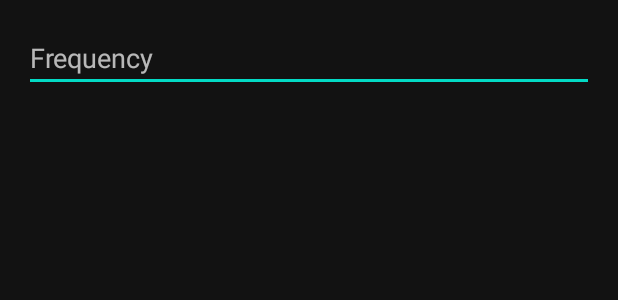
After one commit to hypermagik/Spectrum, an Android app: the layout set_frequency.xml on its own in the app's theme, with its tools: preview values and no code run, on a phone screen of 412 x 824 dp. The commit adds this screen. Shown: the top 300 px of the screen. Run offline under Robolectric (Android 15) with nearby library versions, the phone set to English and light mode, and no system bars.

Commit message:
Add set frequency dialog

```diff
--- a/app/src/main/java/com/hypermagik/spectrum/MainActivity.kt
+++ b/app/src/main/java/com/hypermagik/spectrum/MainActivity.kt
@@ -72,6 +72,7 @@ class MainActivity : AppCompatActivity() {
         analyzerMagnitudes = FloatArray(preferences.fftSize) { 0.0f }
 
         analyzerView = AnalyzerView(this, preferences)
+        analyzerView.setFrequencyRange(source.getMinimumFrequency(), source.getMaximumFrequency())
 
         analyzerFrame = binding.appBarMain.analyzerFrame
         analyzerFrame.setBackgroundColor(resources.getColor(R.color.black, null))
@@ -184,6 +185,9 @@ class MainActivity : AppCompatActivity() {
         Constants.sourceTypeToMenuItem[source.getType()]?.also {
             menu.findItem(it)?.setChecked(true)
         }
+
+        menu.findItem(R.id.set_frequency)?.setEnabled(state == State.Running)
+
         Constants.sampleRateToMenuItem[preferences.sampleRate]?.also {
             menu.findItem(it)?.setChecked(true)
         }
@@ -233,6 +237,8 @@ class MainActivity : AppCompatActivity() {
             preferences.saveNow()
             invalidateOptionsMenu()
             createSource()
+        } else if (item.itemId == R.id.set_frequency) {
+            analyzerView.showSetFrequencyDialog()
         } else if (item.groupId == R.id.sample_rate_group) {
             val sampleRate = Constants.sampleRateToMenuItem.filterValues { it == item.itemId }.keys.first()
             restartIfRunning {
--- /dev/null
+++ b/app/src/main/res/layout/set_frequency.xml
@@ -0,0 +1,53 @@
+<?xml version="1.0" encoding="utf-8"?>
+<LinearLayout xmlns:android="http://schemas.android.com/apk/res/android"
+    android:layout_width="match_parent"
+    android:layout_height="match_parent"
+    android:orientation="vertical"
+    android:paddingHorizontal="@dimen/activity_horizontal_margin"
+    android:paddingVertical="@dimen/activity_vertical_margin">
+
+    <LinearLayout
+        android:layout_width="match_parent"
+        android:layout_height="match_parent"
+        android:orientation="horizontal"
+        android:paddingBottom="@dimen/activity_horizontal_margin">
+
+        <EditText
+            android:id="@+id/set_frequency"
+            android:layout_width="match_parent"
+            android:layout_height="wrap_content"
+            android:hint="@string/frequency"
+            android:importantForAutofill="no"
+            android:inputType="numberDecimal" />
+    </LinearLayout>
+
+    <TextView
+        android:id="@+id/error"
+        android:layout_width="match_parent"
+        android:layout_height="wrap_content"
+        android:paddingBottom="@dimen/activity_horizontal_margin"
+        android:visibility="gone" />
+
+    <LinearLayout
+        android:layout_width="match_parent"
+        android:layout_height="match_parent"
+        android:gravity="end"
+        android:orientation="horizontal">
+
+        <Button
+            android:id="@+id/cancel_button"
+            android:layout_width="wrap_content"
+            android:layout_height="wrap_content"
+            android:layout_marginEnd="@dimen/activity_horizontal_margin"
+            android:backgroundTint="@color/cancel_button"
+            android:text="@string/cancel" />
+
+        <Button
+            android:id="@+id/apply_button"
+            android:layout_width="wrap_content"
+            android:layout_height="wrap_content"
+            android:text="@string/apply" />
+
+    </LinearLayout>
+
+</LinearLayout>
--- a/app/src/main/res/menu/source_tone_generator.xml
+++ b/app/src/main/res/menu/source_tone_generator.xml
@@ -3,6 +3,9 @@
     <group
         android:id="@+id/source_tone_generator_group"
         android:orderInCategory="11">
+        <item
+            android:id="@+id/set_frequency"
+            android:title="@string/menu_set_frequency" />
         <item android:title="@string/menu_sample_rate">
             <menu>
                 <group
--- a/app/src/main/res/values/colors.xml
+++ b/app/src/main/res/values/colors.xml
@@ -11,6 +11,7 @@
     <color name="dark">#FF222222</color>
     <color name="border">#FF444444</color>
     <color name="background">#FF111111</color>
+    <color name="cancel_button">#FF888888</color>
 
     <color name="fft">#FF00D578</color>
     <color name="fft_peak">#FF78D500</color>
--- a/app/src/main/res/values/strings.xml
+++ b/app/src/main/res/values/strings.xml
@@ -1,5 +1,8 @@
 <resources>
     <string name="app_name">Spectrum</string>
+
+    <string name="apply">Apply</string>
+    <string name="cancel">Cancel</string>
 
     <string name="action_play">Play</string>
     <string name="action_pause">Pause</string>
@@ -79,4 +82,9 @@
     <string name="menu_fps_60">60 FPS</string>
     <string name="menu_fps_120">120 FPS</string>
     <string name="menu_fps_unlimited">Unlimited</string>
+
+    <string name="frequency">Frequency</string>
+    <string name="set_frequency">Set frequency</string>
+    <string name="menu_set_frequency">Set frequency...</string>
+    <string name="frequency_out_of_range">Frequency out of range.\nValid range is %d Hz to %d Hz.</string>
 </resources>
```
Also changed, not shown: app/src/main/java/com/hypermagik/spectrum/analyzer/AnalyzerView.kt (+69 -1 lines).
